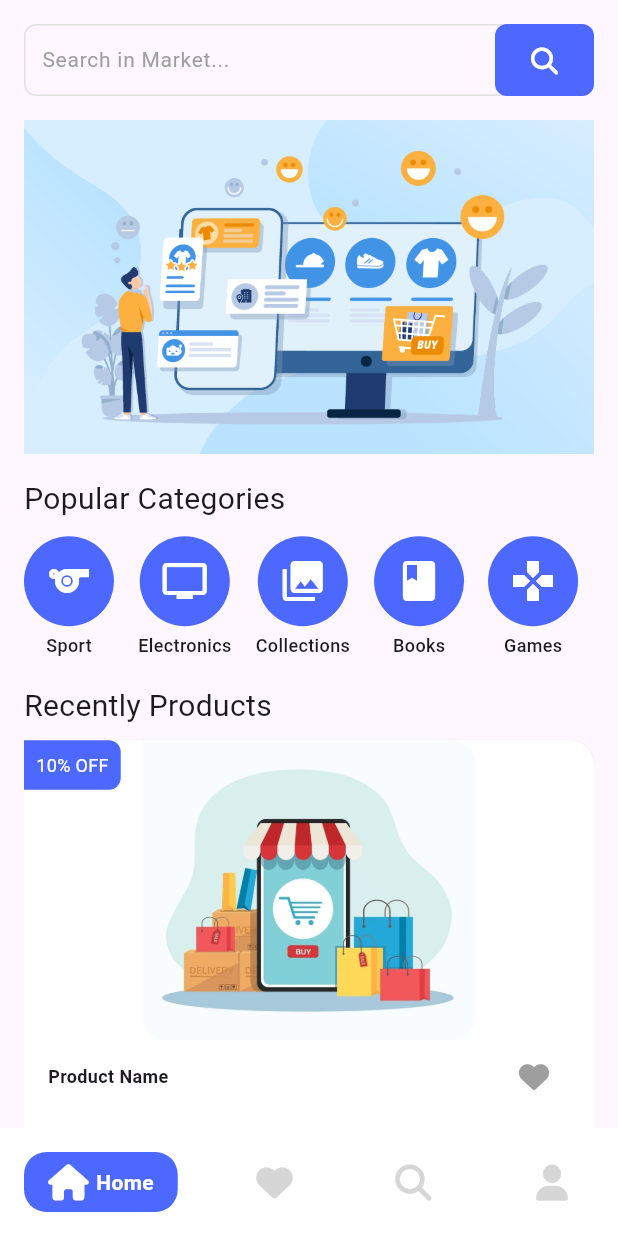
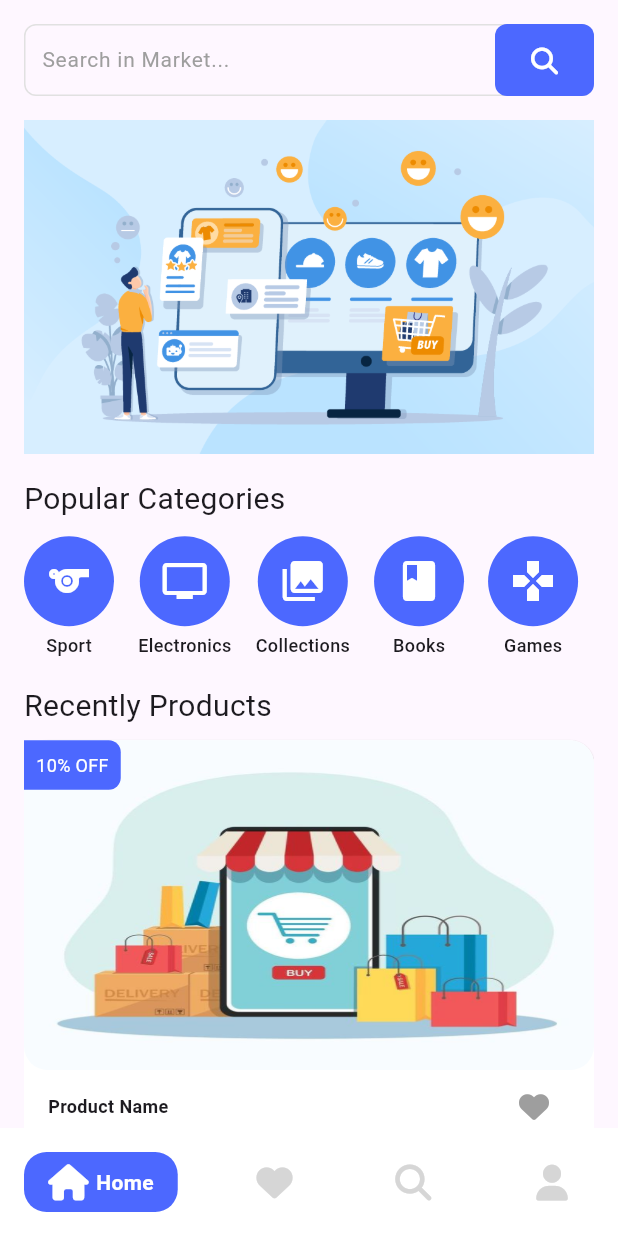
Before and after one commit to mahmoudmohamed17/e-commerce-app, a Flutter app: the MainView screen opened by its route, on a phone screen of 412 x 824 dp. Run offline on Flutter 3.47's test engine with Material 3 defaults, Android fonts, the phone set to English and light mode, and no system bars; drawn by our look-alikes of google_nav_bar; our stand-ins replace bloc, flutter_bloc, font_awesome_flutter.

Commit message:
fix issues with product item

```diff
--- a/lib/views/home/ui/product_item.dart
+++ b/lib/views/home/ui/product_item.dart
@@ -29,8 +29,9 @@ class ProductItem extends StatelessWidget {
                 ),
                 child: Image.asset(
                   Assets.imagesProduct,
-                  height: 200,
-                  fit: BoxFit.fitWidth,
+                  height: 220,
+                  width: double.infinity,
+                  fit: BoxFit.fill,
                 ),
               ),
               const ProductNameAndHeartButton(),
```
